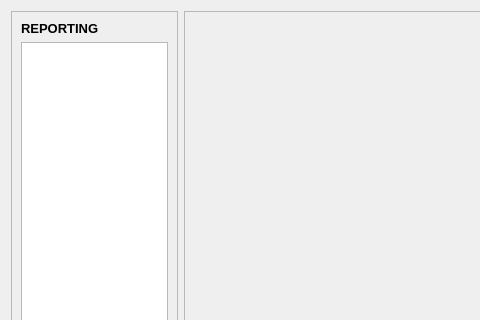
First picture: the form in src/ui/Pages/HistoryPage.ui, repository alviansm/S-Core, before the edit; both pictures show x 0 to 480 and y 0 to 320 of the 865 by 533 pixel window.
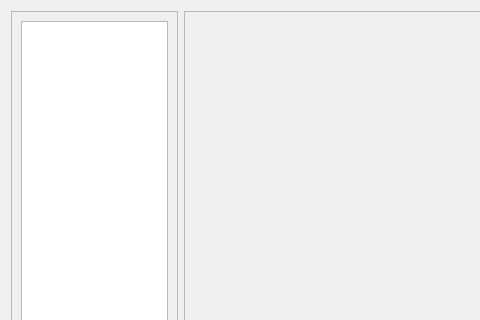
Second picture: the form after the edit.

Commit message: refactor: history page

Patch:
```diff
--- a/src/ui/Pages/HistoryPage.ui
+++ b/src/ui/Pages/HistoryPage.ui
@@ -25,19 +25,6 @@
         <enum>QFrame::Shadow::Raised</enum>
        </property>
        <layout class="QVBoxLayout" name="verticalLayout">
-        <item>
-         <widget class="QLabel" name="label">
-          <property name="font">
-           <font>
-            <pointsize>10</pointsize>
-            <bold>true</bold>
-           </font>
-          </property>
-          <property name="text">
-           <string>REPORTING</string>
-          </property>
-         </widget>
-        </item>
         <item>
          <widget class="QListWidget" name="listWidget"/>
         </item>
```
The commit also changes 3 other files.
